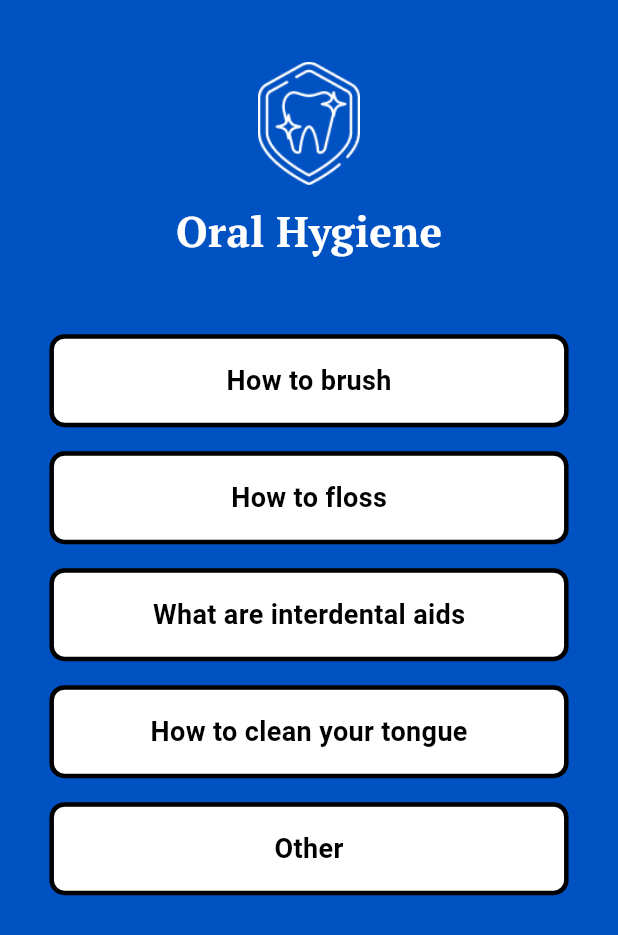
After one commit to rileymck/BrightBite, a Flutter app: the OralHygiene screen opened directly, on a phone screen of 412 x 824 dp. The commit adds this screen. Shown: the top 935 px of the screen. Run offline on Flutter 3.47's test engine with Material 3 defaults, Android fonts, the phone set to English and light mode, and no system bars.

Commit message:
resolved the conflict

```diff
--- /dev/null
+++ b/lib/oral-hygiene-screen.dart
@@ -0,0 +1,99 @@
+import 'package:flutter/material.dart';
+ import 'bottom_nav_bar.dart';
+
+class OralHygiene extends StatelessWidget {
+  const OralHygiene({super.key});
+
+  @override
+  Widget build(BuildContext context) {
+    // Get screen size for responsive design
+    final double screenWidth = MediaQuery.of(context).size.width;
+    final double screenHeight = MediaQuery.of(context).size.height;
+
+    return Scaffold(
+      backgroundColor: const Color(0xFF0051C1), // Background color (blue)
+      body: SafeArea(
+        child: Column(
+          children: [
+            // **Header with Logo & Title**
+            Padding(
+              padding: EdgeInsets.symmetric(vertical: screenHeight * 0.05),
+              child: Column(
+                children: [
+                  // Logo
+                  Image.asset(
+                    'assets/images/oralHygieneLogo.png',
+                    height: screenHeight * 0.1,
+                  ),
+                  const SizedBox(height: 10),
+                  // Title
+                  const Text(
+                    "Oral Hygiene",
+                    style: TextStyle(
+                      color: Colors.white,
+                      fontSize: 28,
+                      fontWeight: FontWeight.bold,
+                      fontFamily: 'PT Serif',
+                    ),
+                  ),
+                ],
+              ),
+            ),
+
+            // **Scrollable Buttons**
+            Expanded(
+              child: ListView(
+                padding: EdgeInsets.symmetric(horizontal: screenWidth * 0.08),
+                children: [
+                  _buildMenuButton(context, "How to brush", () {
+                    // Navigate to brushing guide
+                  }),
+                  _buildMenuButton(context, "How to floss", () {
+                    // Navigate to flossing guide
+                  }),
+                  _buildMenuButton(context, "What are interdental aids", () {
+                    // Navigate to interdental aids guide
+                  }),
+                  _buildMenuButton(context, "How to clean your tongue", () {
+                    // Navigate to tongue cleaning guide
+                  }),
+                  _buildMenuButton(context, "Other", () {
+                    // Navigate to other guides
+                  }),
+                ],
+              ),
+            ),
+          ],
+        ),
+      ),
+    );
+  }
+
+  // **Reusable Button Widget**
+  Widget _buildMenuButton(BuildContext context, String text, VoidCallback onTap) {
+    return Padding(
+      padding: const EdgeInsets.symmetric(vertical: 8.0),
+      child: GestureDetector(
+        onTap: onTap,
+        child: Container(
+          padding: const EdgeInsets.symmetric(vertical: 15),
+          decoration: BoxDecoration(
+            color: Colors.white,
+            borderRadius: BorderRadius.circular(10),
+            border: Border.all(color: Colors.black, width: 3),
+          ),
+          child: Center(
+            child: Text(
+              text,
+              style: const TextStyle(
+                color: Colors.black,
+                fontSize: 18,
+                fontWeight: FontWeight.bold,
+              ),
+            ),
+          ),
+        ),
+      ),
+    );
+  }
+}
--- a/lib/smile_academy.dart
+++ b/lib/smile_academy.dart
@@ -2,6 +2,9 @@ import 'package:flutter/material.dart';
 import 'dart:math' show min;
 import 'bottom_nav_bar.dart';
 import 'dental_treatment_page.dart';
+import 'package:test_flutter/oral-hygiene-screen.dart';
+import 'bottom_nav_bar.dart'; // ✅ Import BottomNavBar
+
 
 class SmileAcademy extends StatelessWidget {
   const SmileAcademy({super.key});
@@ -130,12 +133,23 @@ class SmileAcademy extends StatelessWidget {
           elevation: 0,
         ),
         onPressed: () {
+
           if (page != null) {
             Navigator.push(
               context,
               MaterialPageRoute(builder: (context) => page),
             );
           }
+
+          if (title == 'Oral Hygiene') {
+            Navigator.push(
+              context,
+              MaterialPageRoute(builder: (context) => const OralHygiene()),
+          );
+          }
+
+          // TODO: Navigate to respective page
+
         },
         child: Text(
           title,
--- a/pubspec.yaml
+++ b/pubspec.yaml
@@ -24,6 +24,7 @@ flutter:
   assets:
     - assets/images/brightbitelogo.png
     - assets/images/toothbrush_toothpaste_icon.png
+    - assets/images/oralHygieneLogo.png
 
   fonts:
     - family: PT Serif
```
Also changed, not shown: assets/images/Favorites Icon.png (added), assets/images/Search Icon.png (added), assets/images/back icon.png (added), assets/images/chat icon.png (added), assets/images/home.png (added), assets/images/oralHygieneLogo.png (added), pubspec.lock, 126 other files.
